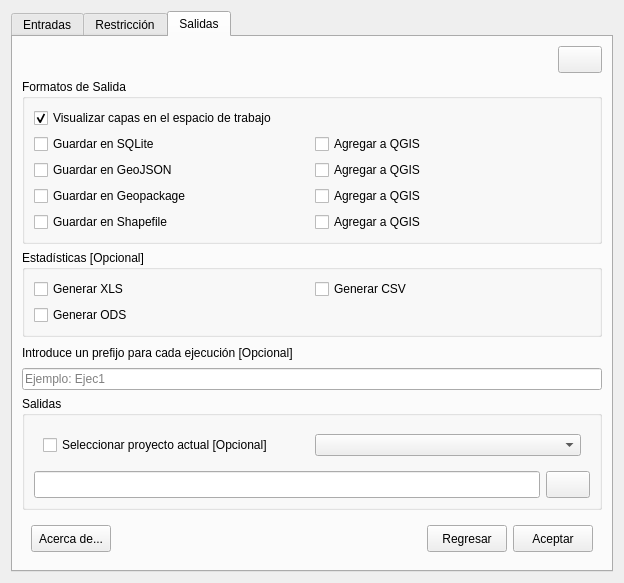
First picture: the form in spatial_interaction_models_dialog_base.ui, repository SirHades696/SpatialInteractionModels, before the edit.
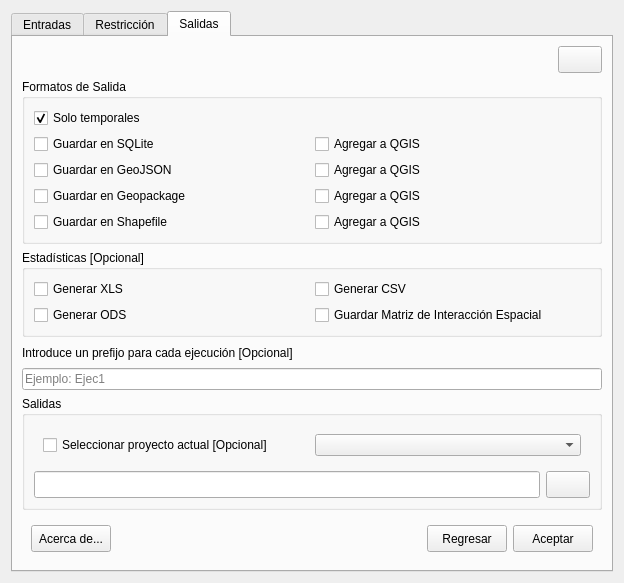
Second picture: the form after the edit. The open tabs and pages were chosen to show the change. Icons and pictures are not drawn. Custom widgets are drawn as their Qt base class.

Commit message: matrix csv added and GUI modified

```diff
--- a/spatial_interaction_models_dialog_base.ui
+++ b/spatial_interaction_models_dialog_base.ui
@@ -1014,7 +1014,7 @@
              <string>&lt;html&gt;&lt;head/&gt;&lt;body&gt;&lt;p align=&quot;justify&quot;&gt;Genera capas temporales para mostrar los resultados.&lt;/p&gt;&lt;/body&gt;&lt;/html&gt;</string>
             </property>
             <property name="text">
-             <string>Visualizar capas en el espacio de trabajo</string>
+             <string>Solo temporales</string>
             </property>
             <property name="checked">
              <bool>true</bool>
@@ -1110,6 +1110,16 @@
             </property>
            </widget>
           </item>
+          <item row="1" column="1">
+           <widget class="QCheckBox" name="matrix_check">
+            <property name="toolTip">
+             <string>Crea un CSV con la matriz de interacción espacial calculada.</string>
+            </property>
+            <property name="text">
+             <string>Guardar Matriz de Interacción Espacial</string>
+            </property>
+           </widget>
+          </item>
          </layout>
         </widget>
        </item>
```
The commit also changes 7 other files.
